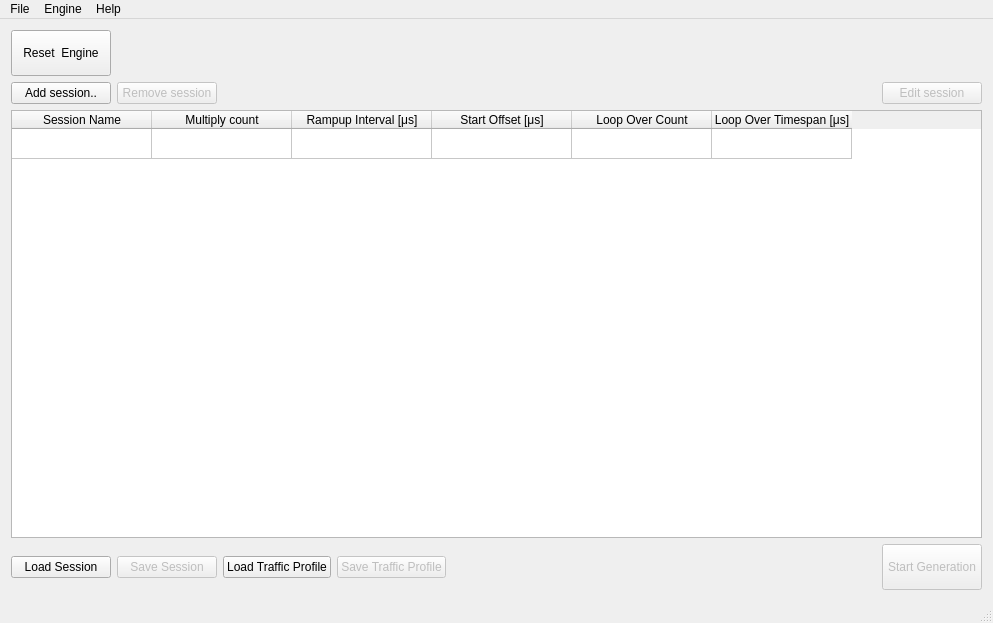
First picture: the form in trafficwindow.ui, repository MonteDarkfloyd/RUGE, before the edit.
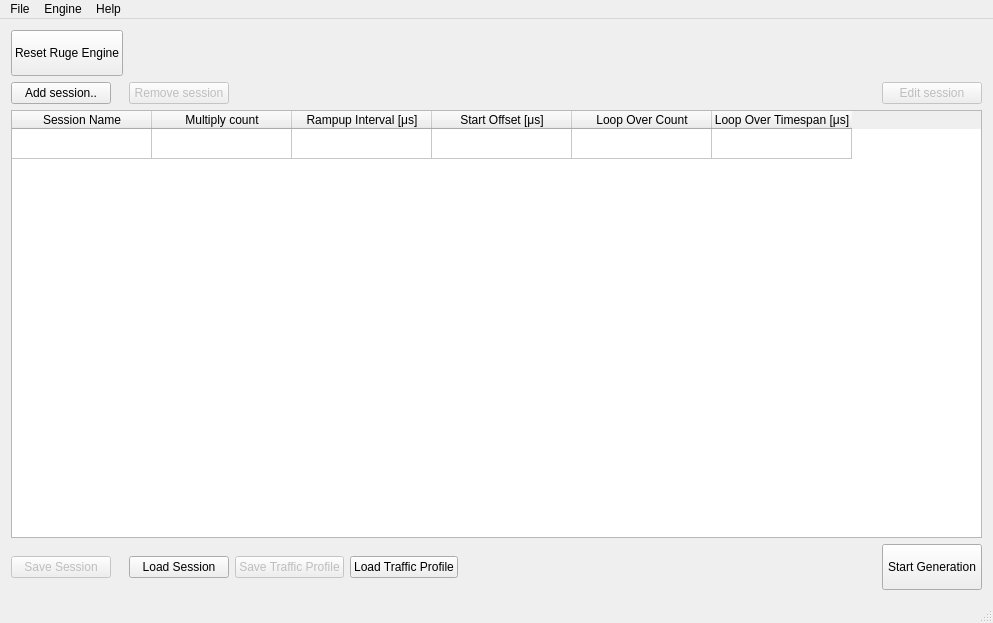
Second picture: the form after the edit. Icons and pictures are not drawn.

Patch:
```diff
--- a/trafficwindow.ui
+++ b/trafficwindow.ui
@@ -24,6 +24,25 @@
   </property>
   <widget class="QWidget" name="centralWidget">
    <layout class="QGridLayout" name="gridLayout">
+    <item row="3" column="3">
+     <widget class="QPushButton" name="loadTButton">
+      <property name="sizePolicy">
+       <sizepolicy hsizetype="Maximum" vsizetype="Fixed">
+        <horstretch>0</horstretch>
+        <verstretch>0</verstretch>
+       </sizepolicy>
+      </property>
+      <property name="minimumSize">
+       <size>
+        <width>100</width>
+        <height>0</height>
+       </size>
+      </property>
+      <property name="text">
+       <string>Load Traffic Profile</string>
+      </property>
+     </widget>
+    </item>
     <item row="1" column="0">
      <widget class="QPushButton" name="newButton">
       <property name="sizePolicy">
@@ -41,6 +60,73 @@
       <property name="text">
        <string>Add session..</string>
       </property>
+      <property name="icon">
+       <iconset resource="images.qrc">
+        <normaloff>:/images/add.png</normaloff>:/images/add.png</iconset>
+      </property>
+      <property name="iconSize">
+       <size>
+        <width>20</width>
+        <height>20</height>
+       </size>
+      </property>
+     </widget>
+    </item>
+    <item row="1" column="1">
+     <widget class="QPushButton" name="deleteButton">
+      <property name="enabled">
+       <bool>false</bool>
+      </property>
+      <property name="sizePolicy">
+       <sizepolicy hsizetype="Maximum" vsizetype="Fixed">
+        <horstretch>0</horstretch>
+        <verstretch>0</verstretch>
+       </sizepolicy>
+      </property>
+      <property name="minimumSize">
+       <size>
+        <width>100</width>
+        <height>0</height>
+       </size>
+      </property>
+      <property name="text">
+       <string>Remove session</string>
+      </property>
+      <property name="icon">
+       <iconset resource="images.qrc">
+        <normaloff>:/images/removel.png</normaloff>:/images/removel.png</iconset>
+      </property>
+      <property name="iconSize">
+       <size>
+        <width>20</width>
+        <height>20</height>
+       </size>
+      </property>
+      <property name="checkable">
+       <bool>false</bool>
+      </property>
+     </widget>
+    </item>
+    <item row="3" column="2">
+     <widget class="QPushButton" name="saveTButton">
+      <property name="enabled">
+       <bool>false</bool>
+      </property>
+      <property name="sizePolicy">
+       <sizepolicy hsizetype="Maximum" vsizetype="Fixed">
+        <horstretch>0</horstretch>
+        <verstretch>0</verstretch>
+       </sizepolicy>
+      </property>
+      <property name="minimumSize">
+       <size>
+        <width>100</width>
+        <height>0</height>
+       </size>
+      </property>
+      <property name="text">
+       <string>Save Traffic Profile</string>
+      </property>
      </widget>
     </item>
     <item row="1" column="5">
@@ -75,21 +161,47 @@
       <property name="text">
        <string>Edit session</string>
       </property>
+      <property name="icon">
+       <iconset resource="images.qrc">
+        <normaloff>:/images/edit.png</normaloff>:/images/edit.png</iconset>
+      </property>
+      <property name="iconSize">
+       <size>
+        <width>20</width>
+        <height>20</height>
+       </size>
+      </property>
      </widget>
     </item>
-    <item row="3" column="5">
-     <widget class="QPushButton" name="startButton">
+    <item row="3" column="0">
+     <widget class="QPushButton" name="saveSButton">
       <property name="enabled">
        <bool>false</bool>
       </property>
+      <property name="sizePolicy">
+       <sizepolicy hsizetype="Maximum" vsizetype="Fixed">
+        <horstretch>0</horstretch>
+        <verstretch>0</verstretch>
+       </sizepolicy>
+      </property>
       <property name="minimumSize">
        <size>
-        <width>0</width>
-        <height>46</height>
+        <width>100</width>
+        <height>0</height>
        </size>
       </property>
       <property name="text">
-       <string>Start Generation</string>
+       <string>Save Session</string>
+      </property>
+      <property name="icon">
+       <iconset resource="images.qrc">
+        <normaloff>:/images/save.png</normaloff>:/images/save.png</iconset>
+      </property>
+      <property name="iconSize">
+       <size>
+        <width>20</width>
+        <height>16</height>
+       </size>
       </property>
      </widget>
     </item>
@@ -236,58 +348,44 @@
        </size>
       </property>
       <property name="text">
-       <string>Reset  Engine</string>
+       <string>Reset Ruge Engine</string>
+      </property>
+      <property name="icon">
+       <iconset resource="images.qrc">
+        <normaloff>:/images/reset.png</normaloff>:/images/reset.png</iconset>
+      </property>
+      <property name="iconSize">
+       <size>
+        <width>24</width>
+        <height>24</height>
+       </size>
       </property>
      </widget>
     </item>
-    <item row="1" column="1">
-     <widget class="QPushButton" name="deleteButton">
-      <property name="enabled">
-       <bool>false</bool>
-      </property>
-      <property name="sizePolicy">
-       <sizepolicy hsizetype="Maximum" vsizetype="Fixed">
-        <horstretch>0</horstretch>
-        <verstretch>0</verstretch>
-       </sizepolicy>
-      </property>
+    <item row="3" column="5">
+     <widget class="QPushButton" name="startButton">
       <property name="minimumSize">
        <size>
-        <width>100</width>
-        <height>0</height>
+        <width>0</width>
+        <height>46</height>
        </size>
       </property>
       <property name="text">
-       <string>Remove session</string>
+       <string>Start Generation</string>
       </property>
-      <property name="checkable">
-       <bool>false</bool>
+      <property name="icon">
+       <iconset resource="images.qrc">
+        <normaloff>:/images/start.ico</normaloff>:/images/start.ico</iconset>
+      </property>
+      <property name="iconSize">
+       <size>
+        <width>50</width>
+        <height>50</height>
+       </size>
       </property>
      </widget>
     </item>
     <item row="3" column="1">
-     <widget class="QPushButton" name="saveSButton">
-      <property name="enabled">
-       <bool>false</bool>
-      </property>
-      <property name="sizePolicy">
-       <sizepolicy hsizetype="Maximum" vsizetype="Fixed">
-        <horstretch>0</horstretch>
-        <verstretch>0</verstretch>
-       </sizepolicy>
-      </property>
-      <property name="minimumSize">
-       <size>
-        <width>100</width>
-        <height>0</height>
-       </size>
-      </property>
-      <property name="text">
-       <string>Save Session</string>
-      </property>
-     </widget>
-    </item>
-    <item row="3" column="0">
      <widget class="QPushButton" name="loadSButton">
       <property name="sizePolicy">
        <sizepolicy hsizetype="Minimum" vsizetype="Fixed">
@@ -306,58 +404,17 @@
       </property>
      </widget>
     </item>
-    <item row="3" column="2">
-     <widget class="QPushButton" name="loadTButton">
-      <property name="sizePolicy">
-       <sizepolicy hsizetype="Maximum" vsizetype="Fixed">
-        <horstretch>0</horstretch>
-        <verstretch>0</verstretch>
-       </sizepolicy>
-      </property>
-      <property name="minimumSize">
-       <size>
-        <width>100</width>
-        <height>0</height>
-       </size>
-      </property>
-      <property name="text">
-       <string>Load Traffic Profile</string>
-      </property>
-     </widget>
-    </item>
-    <item row="3" column="3">
-     <widget class="QPushButton" name="saveTButton">
-      <property name="enabled">
-       <bool>false</bool>
-      </property>
-      <property name="sizePolicy">
-       <sizepolicy hsizetype="Maximum" vsizetype="Fixed">
-        <horstretch>0</horstretch>
-        <verstretch>0</verstretch>
-       </sizepolicy>
-      </property>
-      <property name="minimumSize">
-       <size>
-        <width>100</width>
-        <height>0</height>
-       </size>
-      </property>
-      <property name="text">
-       <string>Save Traffic Profile</string>
-      </property>
-     </widget>
-    </item>
    </layout>
+   <zorder>saveSButton</zorder>
    <zorder>editButton</zorder>
    <zorder>tableWidget</zorder>
    <zorder>startButton</zorder>
+   <zorder>loadSButton</zorder>
+   <zorder>saveTButton</zorder>
+   <zorder>loadTButton</zorder>
    <zorder>newButton</zorder>
    <zorder>deleteButton</zorder>
    <zorder>resetButton</zorder>
-   <zorder>saveSButton</zorder>
-   <zorder>loadSButton</zorder>
-   <zorder>loadTButton</zorder>
-   <zorder>saveTButton</zorder>
   </widget>
   <widget class="QMenuBar" name="menuBar">
    <property name="geometry">
```
Left out of the diff: 4 changed lines with no effect on the pictures.
